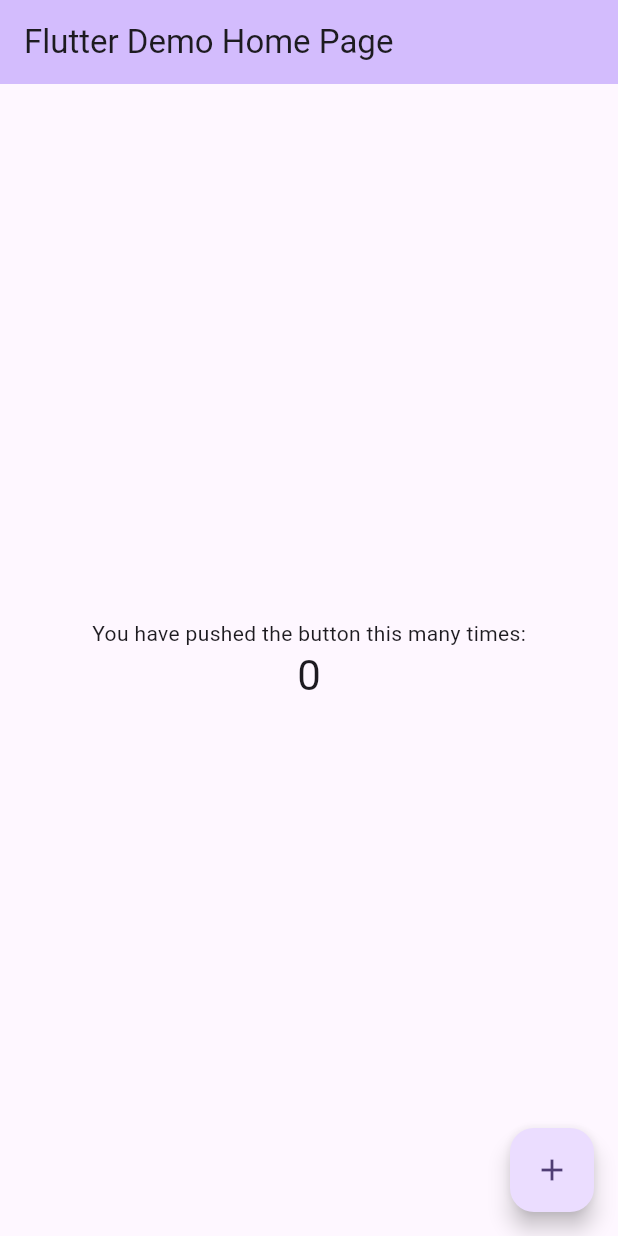
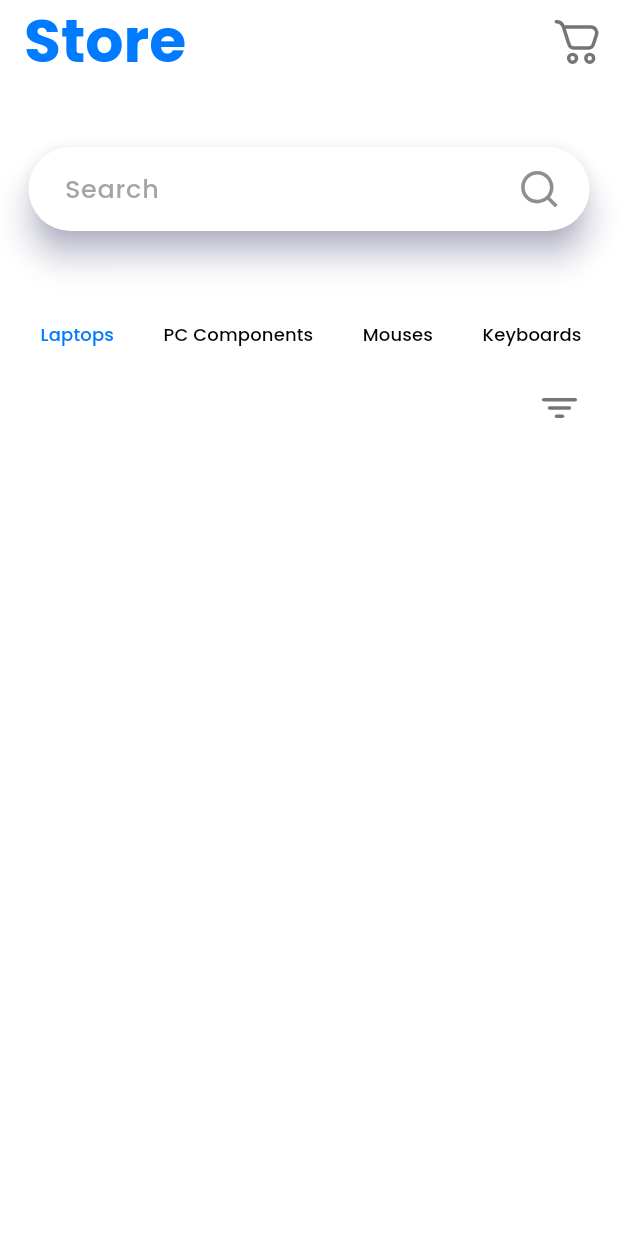
Before and after one commit to mohamedalsamrai/store, a Flutter app: the screen it shows after launch, on a phone screen of 412 x 824 dp. Run offline on Flutter 3.47's test engine with Material 3 defaults, Android fonts, the phone set to English and light mode, and no system bars; our stand-ins replace flutter_svg.

Commit message:
add title ,textfeild in home page

```diff
--- a/lib/main.dart
+++ b/lib/main.dart
@@ -1,125 +1,22 @@
 import 'package:flutter/material.dart';
+import 'package:store/pages/home_page.dart';
 
 void main() {
-  runApp(const MyApp());
+  runApp(const Store());
 }
 
-class MyApp extends StatelessWidget {
-  const MyApp({super.key});
+class Store extends StatelessWidget {
+  const Store({super.key});
 
   // This widget is the root of your application.
   @override
   Widget build(BuildContext context) {
     return MaterialApp(
-      title: 'Flutter Demo',
       theme: ThemeData(
-        // This is the theme of your application.
-        //
-        // TRY THIS: Try running your application with "flutter run". You'll see
-        // the application has a purple toolbar. Then, without quitting the app,
-        // try changing the seedColor in the colorScheme below to Colors.green
-        // and then invoke "hot reload" (save your changes or press the "hot
-        // reload" button in a Flutter-supported IDE, or press "r" if you used
-        // the command line to start the app).
-        //
-        // Notice that the counter didn't reset back to zero; the application
-        // state is not lost during the reload. To reset the state, use hot
-        // restart instead.
-        //
-        // This works for code too, not just values: Most code changes can be
-        // tested with just a hot reload.
-        colorScheme: ColorScheme.fromSeed(seedColor: Colors.deepPurple),
-        useMaterial3: true,
-      ),
-      home: const MyHomePage(title: 'Flutter Demo Home Page'),
+          scaffoldBackgroundColor: Color(0xffffffff),
+          appBarTheme: AppBarTheme(color: Color(0xffffffff))),
+      debugShowCheckedModeBanner: false,
+      home: HomePage(),
     );
   }
 }
-
-class MyHomePage extends StatefulWidget {
-  const MyHomePage({super.key, required this.title});
-
-  // This widget is the home page of your application. It is stateful, meaning
-  // that it has a State object (defined below) that contains fields that affect
-  // how it looks.
-
-  // This class is the configuration for the state. It holds the values (in this
-  // case the title) provided by the parent (in this case the App widget) and
-  // used by the build method of the State. Fields in a Widget subclass are
-  // always marked "final".
-
-  final String title;
-
-  @override
-  State<MyHomePage> createState() => _MyHomePageState();
-}
-
-class _MyHomePageState extends State<MyHomePage> {
-  int _counter = 0;
-
-  void _incrementCounter() {
-    setState(() {
-      // This call to setState tells the Flutter framework that something has
-      // changed in this State, which causes it to rerun the build method below
-      // so that the display can reflect the updated values. If we changed
-      // _counter without calling setState(), then the build method would not be
-      // called again, and so nothing would appear to happen.
-      _counter++;
-    });
-  }
-
-  @override
-  Widget build(BuildContext context) {
-    // This method is rerun every time setState is called, for instance as done
-    // by the _incrementCounter method above.
-    //
-    // The Flutter framework has been optimized to make rerunning build methods
-    // fast, so that you can just rebuild anything that needs updating rather
-    // than having to individually change instances of widgets.
-    return Scaffold(
-      appBar: AppBar(
-        // TRY THIS: Try changing the color here to a specific color (to
-        // Colors.amber, perhaps?) and trigger a hot reload to see the AppBar
-        // change color while the other colors stay the same.
-        backgroundColor: Theme.of(context).colorScheme.inversePrimary,
-        // Here we take the value from the MyHomePage object that was created by
-        // the App.build method, and use it to set our appbar title.
-        title: Text(widget.title),
-      ),
-      body: Center(
-        // Center is a layout widget. It takes a single child and positions it
-        // in the middle of the parent.
-        child: Column(
-          // Column is also a layout widget. It takes a list of children and
-          // arranges them vertically. By default, it sizes itself to fit its
-          // children horizontally, and tries to be as tall as its parent.
-          //
-          // Column has various properties to control how it sizes itself and
-          // how it positions its children. Here we use mainAxisAlignment to
-          // center the children vertically; the main axis here is the vertical
-          // axis because Columns are vertical (the cross axis would be
-          // horizontal).
-          //
-          // TRY THIS: Invoke "debug painting" (choose the "Toggle Debug Paint"
-          // action in the IDE, or press "p" in the console), to see the
-          // wireframe for each widget.
-          mainAxisAlignment: MainAxisAlignment.center,
-          children: <Widget>[
-            const Text(
-              'You have pushed the button this many times:',
-            ),
-            Text(
-              '$_counter',
-              style: Theme.of(context).textTheme.headlineMedium,
-            ),
-          ],
-        ),
-      ),
-      floatingActionButton: FloatingActionButton(
-        onPressed: _incrementCounter,
-        tooltip: 'Increment',
-        child: const Icon(Icons.add),
-      ), // This trailing comma makes auto-formatting nicer for build methods.
-    );
-  }
-}
--- /dev/null
+++ b/lib/pages/home_page.dart
@@ -0,0 +1,117 @@
+import 'package:flutter/material.dart';
+import 'package:flutter_svg/flutter_svg.dart';
+
+class HomePage extends StatefulWidget {
+  HomePage({super.key});
+
+  @override
+  State<HomePage> createState() => _HomePageState();
+}
+
+class _HomePageState extends State<HomePage> {
+  int slect = 0;
+
+  List<String> types = ["Laptops", "PC Components", "Mouses", "Keyboards"];
+
+  @override
+  Widget build(BuildContext context) {
+    return Scaffold(
+        appBar: AppBar(
+          title: Text(
+            "Store",
+            style: TextStyle(
+                color: Color(0xff007AFF),
+                fontWeight: FontWeight.bold,
+                fontSize: 40,
+                fontFamily: "Poppins"),
+          ),
+          actions: [
+            IconButton(
+                onPressed: () {},
+                icon: SvgPicture.asset(
+                  "assets/fonts/icons/cart.svg",
+                  width: 37,
+                  height: 37,
+                  color: Color(0xff757575),
+                ))
+          ],
+        ),
+        body: Padding(
+          padding: const EdgeInsets.only(top: 38, left: 15, right: 15),
+          child: Column(
+            children: [
+              Card(
+                elevation: 9,
+                shadowColor: Color.fromARGB(255, 165, 165, 216),
+                shape: RoundedRectangleBorder(
+                    borderRadius: BorderRadius.circular(40)),
+                color: Color(0xffffffff),
+                child: TextField(
+                  cursorColor: Color(0xff007AFF),
+                  decoration: InputDecoration(
+                      contentPadding:
+                          EdgeInsets.only(left: 20, top: 15, bottom: 15),
+                      hintStyle: TextStyle(
+                        color: Color.fromARGB(168, 117, 117, 117),
+                        fontFamily: "Poppins Medium",
+                        fontSize: 17,
+                      ),
+                      hintText: "Search",
+                      suffixIcon: SvgPicture.asset(
+                        "assets/fonts/icons/search-line.svg",
+                        color: Color(0xff8E8E93),
+                      ),
+                      border: OutlineInputBorder(
+                        borderSide: BorderSide.none,
+                      )),
+                ),
+              ),
+              SizedBox(
+                height: 40,
+              ),
+              SizedBox(
+                height: 50,
+                child: ListView.builder(
+                  scrollDirection: Axis.horizontal,
+                  itemCount: types.length,
+                  itemBuilder: (BuildContext context, int index) {
+                    return Padding(
+                      padding: const EdgeInsets.only(right: 9),
+                      child: TextButton(
+                          style: ButtonStyle(
+                              overlayColor:
+                                  WidgetStatePropertyAll(Colors.grey[300])),
+                          onPressed: () {
+                            slect = index;
+                            setState(() {});
+                          },
+                          child: Text(
+                            "${types[index]}",
+                            style: TextStyle(
+                                color: index == slect
+                                    ? Color(0xff007AFF)
+                                    : Color(0xff000000),
+                                fontWeight: FontWeight.w100,
+                                fontSize: 12,
+                                fontFamily: "Poppins Medium"),
+                          )),
+                    );
+                  },
+                ),
+              ),
+              Align(
+                alignment: Alignment.centerRight,
+                child: IconButton(
+                    onPressed: () {},
+                    icon: SvgPicture.asset(
+                      "assets/fonts/icons/filter.svg",
+                      width: 25,
+                      height: 25,
+                      color: Color(0xff757575),
+                    )),
+              )
+            ],
+          ),
+        ));
+  }
+}
```
Also changed, not shown: pubspec.yaml (+12 -14 lines), assets/fonts/Poppins-Bold.ttf (added), assets/fonts/Poppins-Medium.ttf (added), assets/fonts/icons/cart.svg (added), assets/fonts/icons/filter.svg (added), assets/fonts/icons/search-line.svg (added), pubspec.lock, 1 other file.
